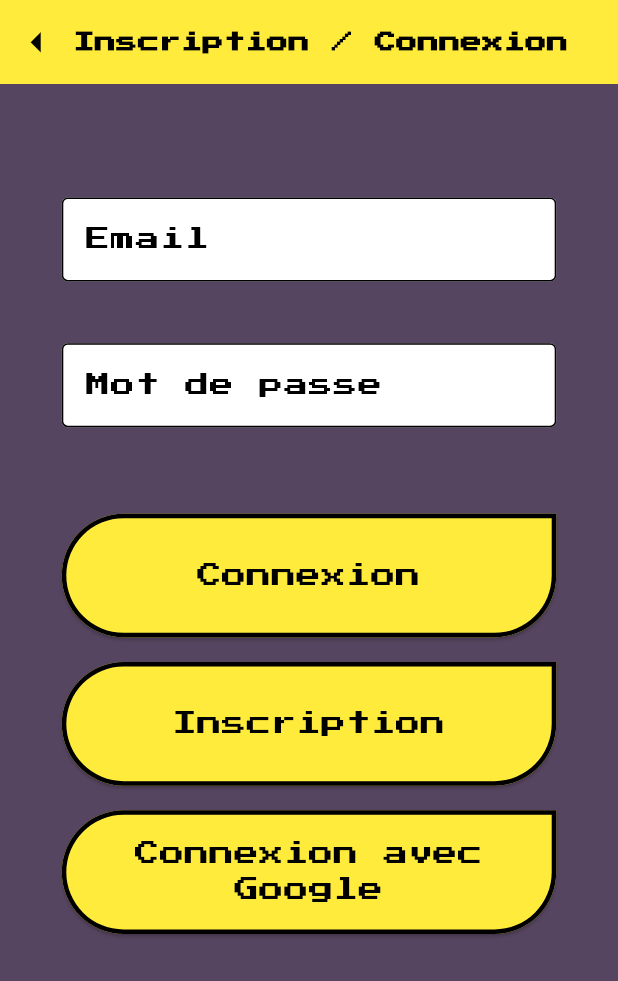
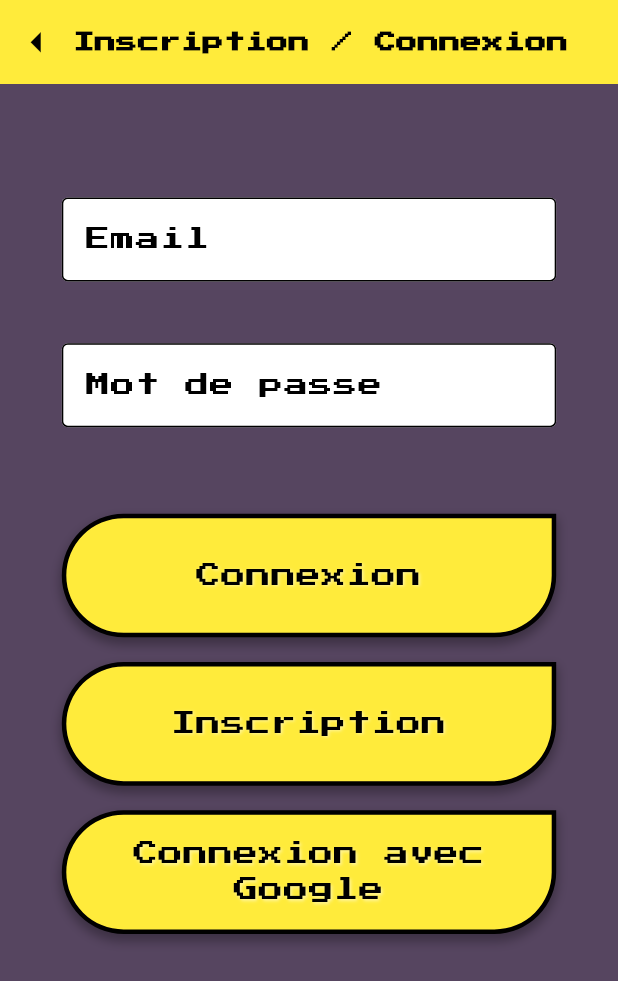
Before and after one commit to kamilsouni/mathosproject, a Flutter app: the screen it shows after launch, after a tap on "Commencer", on a phone screen of 412 x 824 dp. Shown: the top 981 px of the screen. Run offline on Flutter 3.47's test engine with Material 3 defaults, Android fonts, the phone set to English and light mode, and no system bars; our stand-ins replace auto_size_text, cloud_firestore, connectivity_plus, firebase_auth, firebase_core, fl_chart and 7 more; accounts and stored records are empty; project files that could hold a hidden picture were left out.

Commit message:
version 11 09 2024

```diff
--- a/lib/screens/progression_mode_screen.dart
+++ b/lib/screens/progression_mode_screen.dart
@@ -54,7 +54,7 @@ class _ProgressionModeScreenState extends State<ProgressionModeScreen> {
 
     return Scaffold(
       extendBodyBehindAppBar: true,
-      appBar: TopAppBar(title: 'Mode Progression'),
+      appBar: TopAppBar(title: 'Mode Progression', showBackButton: true),
       body: Stack(
         children: [
           Positioned.fill(
--- a/lib/screens/settings_screen.dart
+++ b/lib/screens/settings_screen.dart
@@ -14,7 +14,7 @@ class SettingsScreen extends StatelessWidget {
   @override
   Widget build(BuildContext context) {
     return Scaffold(
-      appBar: TopAppBar(title: 'Paramètres'),
+      appBar: TopAppBar(title: 'Paramètres',showBackButton: true),
       body: Center(
         child: Text(
           'EN CONSTRUCTION',
--- a/lib/screens/stats_screen.dart
+++ b/lib/screens/stats_screen.dart
@@ -80,7 +80,7 @@ class _StatsScreenState extends State<StatsScreen> {
     return DefaultTabController(
       length: 5,
       child: Scaffold(
-        appBar: TopAppBar(title: 'Statistiques'),
+        appBar: TopAppBar(title: 'Statistiques',showBackButton: true),
         body: Container(
           color: Color(0xFF564560),
           child: Column(
--- a/lib/widgets/PacManButton.dart
+++ b/lib/widgets/PacManButton.dart
@@ -1,10 +1,9 @@
 import 'package:flutter/material.dart';
 
-// Widget personnalisé pour les boutons style Pac-Man
-class PacManButton extends StatelessWidget {
-  final String text; // Texte du bouton
-  final VoidCallback onPressed; // Fonction à exécuter lors du clic
-  final bool isLoading; // Indicateur pour afficher un chargement
+class PacManButton extends StatefulWidget {
+  final String text;
+  final VoidCallback onPressed;
+  final bool isLoading;
 
   const PacManButton({
     Key? key,
@@ -14,52 +13,75 @@ class PacManButton extends StatelessWidget {
   }) : super(key: key);
 
   @override
+  _PacManButtonState createState() => _PacManButtonState();
+}
+
+class _PacManButtonState extends State<PacManButton> {
+  bool _isPressed = false;
+
+  @override
   Widget build(BuildContext context) {
     double screenWidth = MediaQuery.of(context).size.width;
     double screenHeight = MediaQuery.of(context).size.height;
 
-    // Taille du bouton en fonction de l'écran
     double buttonWidth = screenWidth * 0.8;
     double buttonHeight = screenHeight * 0.1;
+    double fontSize = buttonHeight * 0.2;
 
-    // Calcul de la taille de la police en fonction de la hauteur du bouton
-    double fontSize = buttonHeight * 0.2; // Ajustez ce facteur si nécessaire
-
-    return ElevatedButton(
-      onPressed: isLoading ? null : onPressed, // Désactiver le bouton si en chargement
-      child: isLoading
-          ? Center(
-        child: CircularProgressIndicator(
-          valueColor: AlwaysStoppedAnimation<Color>(Colors.black),
-        ),
-      )
-          : Center(
-        child: Text(
-          text,
-          textAlign: TextAlign.center, // Centrer le texte horizontalement
-          style: TextStyle(
-            fontFamily: 'PixelFont', // Style pixel art
-            fontSize: fontSize, // Taille du texte adaptée à la taille du bouton
-            color: Colors.black,
-          ),
-        ),
-      ),
-      style: ElevatedButton.styleFrom(
-        backgroundColor: Colors.yellow, // Jaune vif pour rappeler Pac-Man
-        padding: EdgeInsets.zero, // Pas de padding excessif pour éviter le décalage
-        shape: RoundedRectangleBorder(
+    return GestureDetector(
+      onTapDown: (_) => setState(() => _isPressed = true),
+      onTapUp: (_) {
+        setState(() => _isPressed = false);
+        widget.onPressed();
+      },
+      onTapCancel: () => setState(() => _isPressed = false),
+      child: AnimatedContainer(
+        duration: Duration(milliseconds: 100),
+        width: buttonWidth,
+        height: buttonHeight,
+        decoration: BoxDecoration(
+          color: _isPressed ? Colors.orange : Colors.yellow,
           borderRadius: BorderRadius.only(
-            topLeft: Radius.circular(100), // Forme arrondie Pac-Man
+            topLeft: Radius.circular(100),
             topRight: Radius.circular(0),
             bottomLeft: Radius.circular(100),
             bottomRight: Radius.circular(100),
           ),
+          border: Border.all(
+            color: Colors.black,
+            width: 3,
+          ),
+          boxShadow: [
+            BoxShadow(
+              color: Colors.black.withOpacity(0.3),
+              spreadRadius: 1,
+              blurRadius: 5,
+              offset: Offset(0, _isPressed ? 2 : 4),
+            ),
+          ],
         ),
-        side: BorderSide(
-          color: Colors.black, // Bordure noire rétro
-          width: 3, // Bordure épaisse pour effet rétro
+        child: Center(
+          child: widget.isLoading
+              ? CircularProgressIndicator(
+            valueColor: AlwaysStoppedAnimation<Color>(Colors.black),
+          )
+              : Text(
+            widget.text,
+            textAlign: TextAlign.center,
+            style: TextStyle(
+              fontFamily: 'PixelFont',
+              fontSize: fontSize,
+              color: Colors.black,
+              shadows: [
+                Shadow(
+                  blurRadius: 2,
+                  color: Colors.white.withOpacity(0.5),
+                  offset: Offset(1, 1),
+                ),
+              ],
+            ),
+          ),
         ),
-        fixedSize: Size(buttonWidth, buttonHeight), // Taille du bouton relative à l'écran
       ),
     );
   }
```
Also changed, not shown: lib/screens/mode_selection_screen.dart (+15 -33 lines), lib/screens/profile_detail_screen.dart (+69 -20 lines), lib/widgets/RetroCalculator.dart (+26 -8 lines), lib/widgets/pixel_transition.dart (added, +57 -0 lines).
